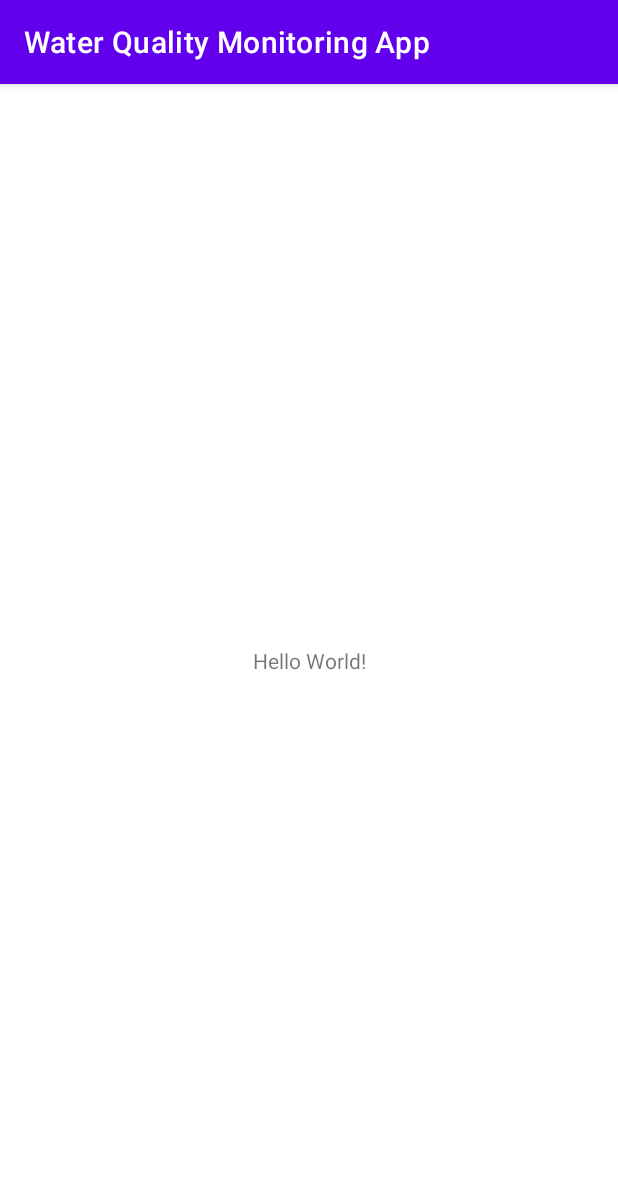
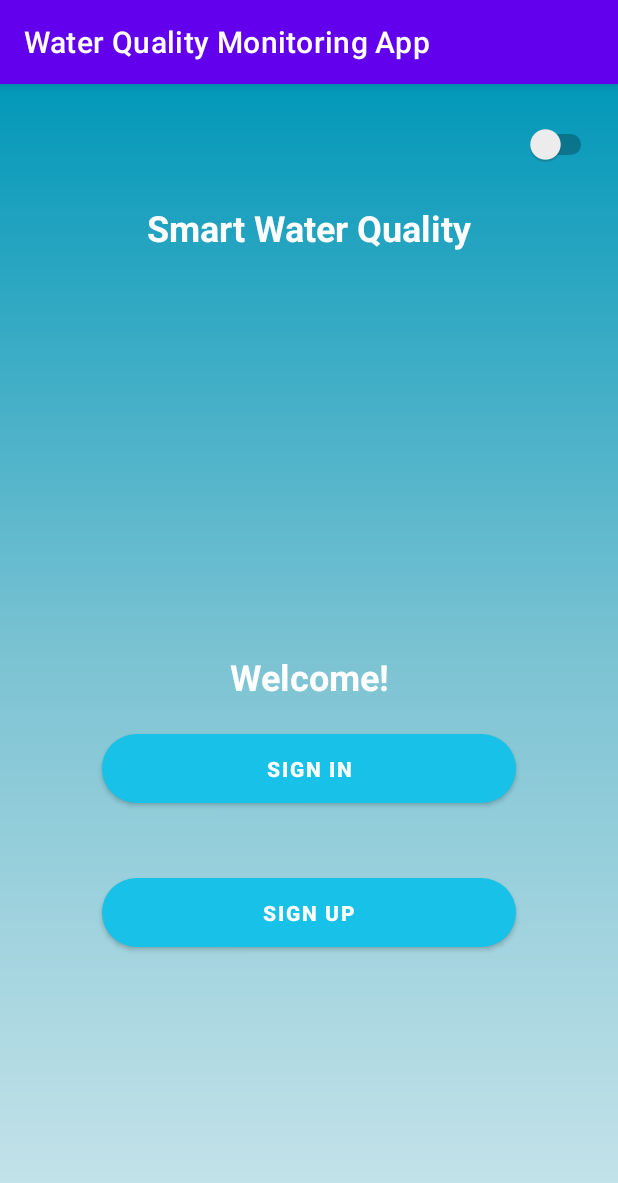
Before and after one commit to tanjilak/WaterQualityMonitoringApp, an Android app: the screen it shows after launch (MainActivity), on a phone screen of 412 x 824 dp. Shown: the top 1183 px of the screen. Run offline under Robolectric (Android 15) with nearby library versions, the phone set to English and light mode, and no system bars.

Commit message:
homepage design created

```diff
--- a/app/src/main/res/drawable/gradient_drawable.xml
+++ b/app/src/main/res/drawable/gradient_drawable.xml
@@ -1,4 +1,12 @@
 <?xml version="1.0" encoding="utf-8"?>
-<selector xmlns:android="http://schemas.android.com/apk/res/android">
+<shape
+    android:shape = "rectangle"
+    xmlns:android = "http://schemas.android.com/apk/res/android" >
 
-</selector>
+    <gradient
+        android:startColor = "#cae5eb"
+        android:centerColor = "#7CC3D3"
+        android:endColor = "#0298B9"
+        android:angle = "90"
+        android:type = "linear" />
+</shape>
--- a/app/src/main/res/layout/activity_main.xml
+++ b/app/src/main/res/layout/activity_main.xml
@@ -1,18 +1,93 @@
 <?xml version="1.0" encoding="utf-8"?>
-<androidx.constraintlayout.widget.ConstraintLayout xmlns:android="http://schemas.android.com/apk/res/android"
+<androidx.constraintlayout.widget.ConstraintLayout
+    android:background="@drawable/gradient_drawable"
+    xmlns:android="http://schemas.android.com/apk/res/android"
     xmlns:app="http://schemas.android.com/apk/res-auto"
     xmlns:tools="http://schemas.android.com/tools"
     android:layout_width="match_parent"
     android:layout_height="match_parent"
     tools:context=".MainActivity">
 
+    <Button
+        android:id="@+id/button"
+        android:layout_width="276dp"
+        android:layout_height="58dp"
+        android:layout_marginStart="43dp"
+        android:layout_marginTop="427dp"
+        android:layout_marginEnd="43dp"
+        android:text="@string/sign_in"
+        android:textColor="#FFFFFF"
+        android:textStyle="bold"
+        app:backgroundTint="#17C1E7"
+        app:cornerRadius="40dp"
+        app:layout_constraintEnd_toEndOf="parent"
+        app:layout_constraintStart_toStartOf="parent"
+        app:layout_constraintTop_toTopOf="parent"
+        tools:ignore="TextContrastCheck" />
+
+    <Button
+        android:id="@+id/button2"
+        android:layout_width="276dp"
+        android:layout_height="58dp"
+        android:layout_marginStart="43dp"
+        android:layout_marginTop="523dp"
+        android:layout_marginEnd="43dp"
+        android:text="@string/sign_up"
+        android:textColor="#FFFFFF"
+        android:textStyle="bold"
+        app:backgroundTint="#17C1E7"
+        app:cornerRadius="40dp"
+        app:layout_constraintEnd_toEndOf="parent"
+        app:layout_constraintStart_toStartOf="parent"
+        app:layout_constraintTop_toTopOf="parent"
+        tools:ignore="TextContrastCheck" />
+
     <TextView
+        android:id="@+id/textView"
+        android:layout_width="134dp"
+        android:layout_height="38dp"
+        android:layout_marginStart="119dp"
+        android:layout_marginTop="376dp"
+        android:layout_marginEnd="119dp"
+        android:gravity="center"
+        android:text="@string/welcome_msg"
+        android:textColor="#FFFFFF"
+        android:textSize="24sp"
+        android:textStyle="bold"
+        app:layout_constraintEnd_toEndOf="parent"
+        app:layout_constraintStart_toStartOf="parent"
+        app:layout_constraintTop_toTopOf="parent"
+        tools:ignore="TextContrastCheck" />
+
+    <TextView
+        android:id="@+id/textView2"
         android:layout_width="wrap_content"
         android:layout_height="wrap_content"
-        android:text="Hello World!"
-        app:layout_constraintBottom_toBottomOf="parent"
-        app:layout_constraintLeft_toLeftOf="parent"
-        app:layout_constraintRight_toRightOf="parent"
+        android:layout_marginStart="59dp"
+        android:layout_marginTop="72dp"
+        android:layout_marginEnd="59dp"
+        android:gravity="center"
+        android:minHeight="48dp"
+        android:text="@string/title"
+        android:textColor="#FFFFFF"
+        android:textSize="24sp"
+        android:textStyle="bold"
+        app:layout_constraintEnd_toEndOf="parent"
+        app:layout_constraintStart_toStartOf="parent"
+        app:layout_constraintTop_toTopOf="parent"
+        tools:ignore="TextContrastCheck" />
+
+    <Switch
+        android:id="@+id/switch2"
+        android:layout_width="wrap_content"
+        android:layout_height="wrap_content"
+        android:layout_marginStart="349dp"
+        android:layout_marginTop="16dp"
+        android:layout_marginEnd="14dp"
+        android:minWidth="48dp"
+        android:minHeight="48dp"
+        app:layout_constraintEnd_toEndOf="parent"
+        app:layout_constraintStart_toStartOf="parent"
         app:layout_constraintTop_toTopOf="parent" />
 
 </androidx.constraintlayout.widget.ConstraintLayout>
--- a/app/src/main/res/values/strings.xml
+++ b/app/src/main/res/values/strings.xml
@@ -1,3 +1,8 @@
+<?xml version="1.0" encoding="utf-8"?>
 <resources>
     <string name="app_name">Water Quality Monitoring App</string>
+    <string name="sign_in">Sign In</string>
+    <string name="sign_up">Sign Up</string>
+    <string name="welcome_msg">Welcome!</string>
+    <string name="title">Smart Water Quality</string>
 </resources>
```
